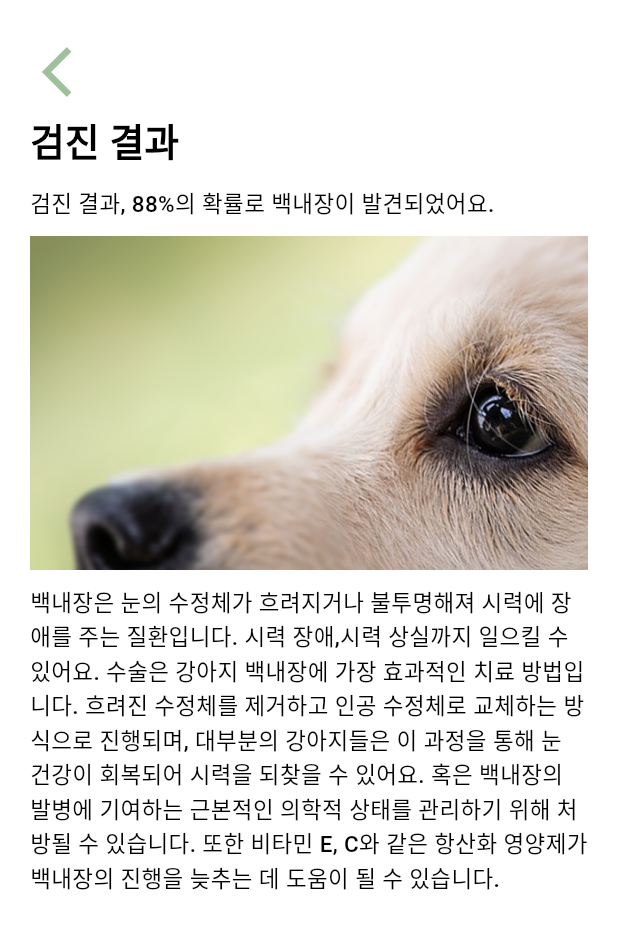
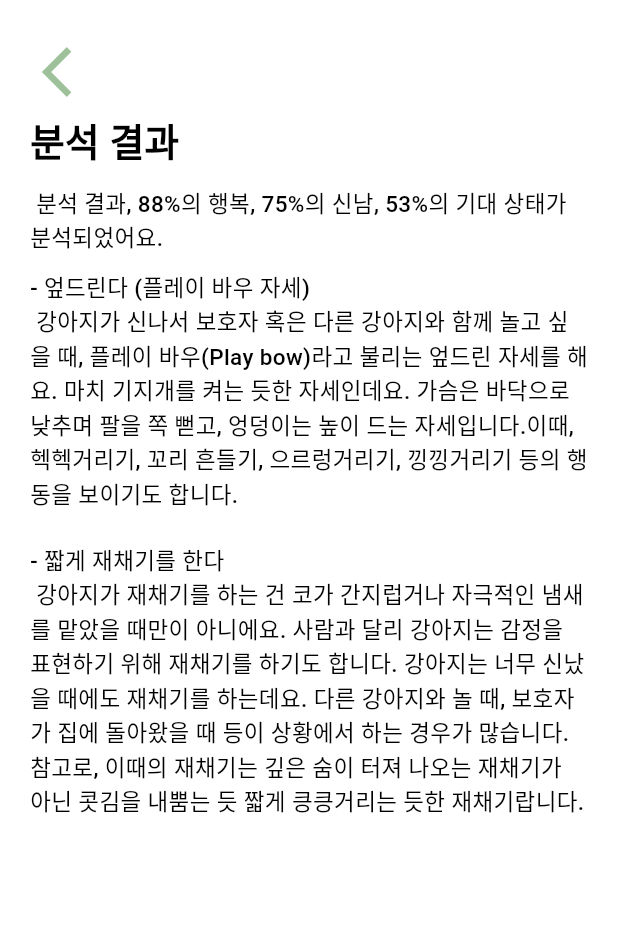
Before and after one commit to Capstone-10zo/client, a Flutter app: the Emotion screen opened directly, on a phone screen of 412 x 824 dp. Shown: the top 929 px of the screen. Run offline on Flutter 3.47's test engine with Material 3 defaults, Android fonts, the phone set to English and light mode, and no system bars; our stand-ins replace flutter_spinkit, image_picker; Roboto replaces fonts that are missing (Nanum).

Commit message:
[Feat] 감정 분석 화면

```diff
--- a/lib/screen/checkup/checkup_result.dart
+++ b/lib/screen/checkup/checkup_result.dart
@@ -82,6 +82,9 @@ class _CheckupResultState extends State<CheckupResult> {
       ),
       onPressed: () {
         Navigator.pop(context);
+        Navigator.pop(context);
+        Navigator.pop(context);
+        Navigator.pop(context);
       },
     );
   }
--- a/lib/screen/emotion/emotion_screen.dart
+++ b/lib/screen/emotion/emotion_screen.dart
@@ -28,7 +28,7 @@ class _EmotionState extends State<Emotion> {
                 ],
               ),
               Text(
-                '검진 결과',
+                '분석 결과',
                 style: TextStyle(
                     fontWeight: FontWeight.w700,
                     color: BLACK_COLOR,
@@ -36,27 +36,25 @@ class _EmotionState extends State<Emotion> {
               ),
               SizedBox(height: 10.0), // 여백
               Text(
-                '검진 결과, 88%의 확률로 백내장이 발견되었어요.',
+                ' 분석 결과, 88%의 행복, 75%의 신남, 53%의 기대 상태가 분석되었어요.',
                 style: TextStyle(
                     fontWeight: FontWeight.w500,
                     color: BLACK_COLOR,
                     fontSize: 15.0),
               ),
               SizedBox(height: 10.0), // 여백
-              Container(
-                child: Image.asset('lib/assets/images/eyes.png'),
-                decoration: BoxDecoration(
-                  borderRadius: BorderRadius.circular(15.0),
-                ),
-              ),
-              SizedBox(height: 10.0), // 여백
+
               Text(
-                '백내장은 눈의 수정체가 흐려지거나 불투명해져 시력에 장애를 주는 질환입니다. '
-                    '시력 장애,시력 상실까지 일으킬 수 있어요. 수술은 강아지 백내장에 가장 효과적인 치료 방법입니다. '
-                    '흐려진 수정체를 제거하고 인공 수정체로 교체하는 방식으로 진행되며, '
-                    '대부분의 강아지들은 이 과정을 통해 눈 건강이 회복되어 시력을 되찾을 수 있어요. '
-                    '혹은 백내장의 발병에 기여하는 근본적인 의학적 상태를 관리하기 위해 처방될 수 있습니다. '
-                    '또한 비타민 E, C와 같은 항산화 영양제가 백내장의 진행을 늦추는 데 도움이 될 수 있습니다.',
+                '- 엎드린다 (플레이 바우 자세)\n'
+                    ' 강아지가 신나서 보호자 혹은 다른 강아지와 함께 놀고 싶을 때, '
+                    '플레이 바우(Play bow)라고 불리는 엎드린 자세를 해요. 마치 기지개를 켜는 듯한 자세인데요. 가슴은 바닥으로 낮추며 팔을 쪽 뻗고, 엉덩이는 높이 드는 자세입니다.'
+                    '이때, 헥헥거리기, 꼬리 흔들기, 으르렁거리기, 낑낑거리기 등의 행동을 보이기도 합니다.\n\n'
+                    '- 짧게 재채기를 한다\n'
+                    ' 강아지가 재채기를 하는 건 코가 간지럽거나 자극적인 냄새를 맡았을 때만이 아니에요. '
+                    '사람과 달리 강아지는 감정을 표현하기 위해 재채기를 하기도 합니다. '
+                    '강아지는 너무 신났을 때에도 재채기를 하는데요. '
+                    '다른 강아지와 놀 때, 보호자가 집에 돌아왔을 때 등이 상황에서 하는 경우가 많습니다. '
+                    '참고로, 이때의 재채기는 깊은 숨이 터져 나오는 재채기가 아닌 콧김을 내뿜는 듯 짧게 킁킁거리는 듯한 재채기랍니다.',
                 style: TextStyle(
                     fontWeight: FontWeight.w500,
                     color: BLACK_COLOR,
--- a/lib/screen/loading_screen.dart
+++ b/lib/screen/loading_screen.dart
@@ -31,19 +31,11 @@ class _LoadingState extends State<Loading> {
             crossAxisAlignment: CrossAxisAlignment.center,
             mainAxisAlignment: MainAxisAlignment.center,
             children: [
-              Row(
-                // 나중에 빼기
-                // 상단바
-                children: [
-                  backButton(),
-                  Spacer(),
-                ],
-              ),
               Column(
                 children: [
                   SpinKitRing(
                     color: PRIMARY_COLOR, // 색상 설정
-                    size: 100.0, // 크기 설정
+                    size: 80.0, // 크기 설정
                     duration: Duration(seconds: 4),
                   ),
                   SizedBox(height: 20.0),
```
Also changed, not shown: lib/screen/home_screen.dart (+110 -34 lines), 7 other files.
